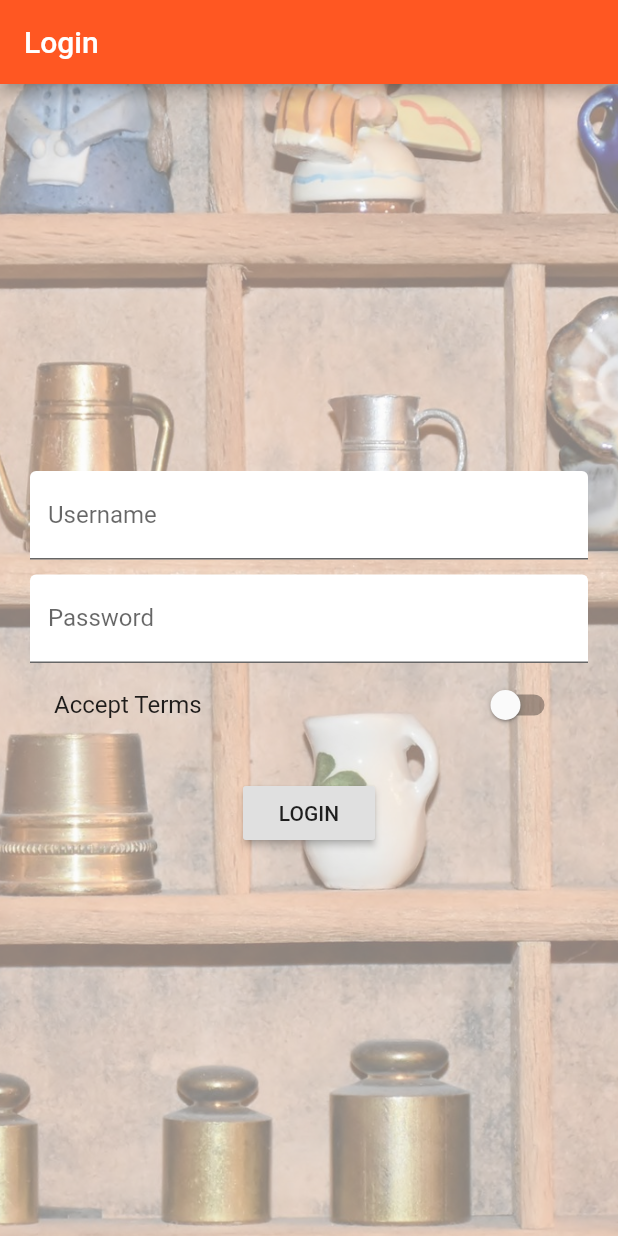
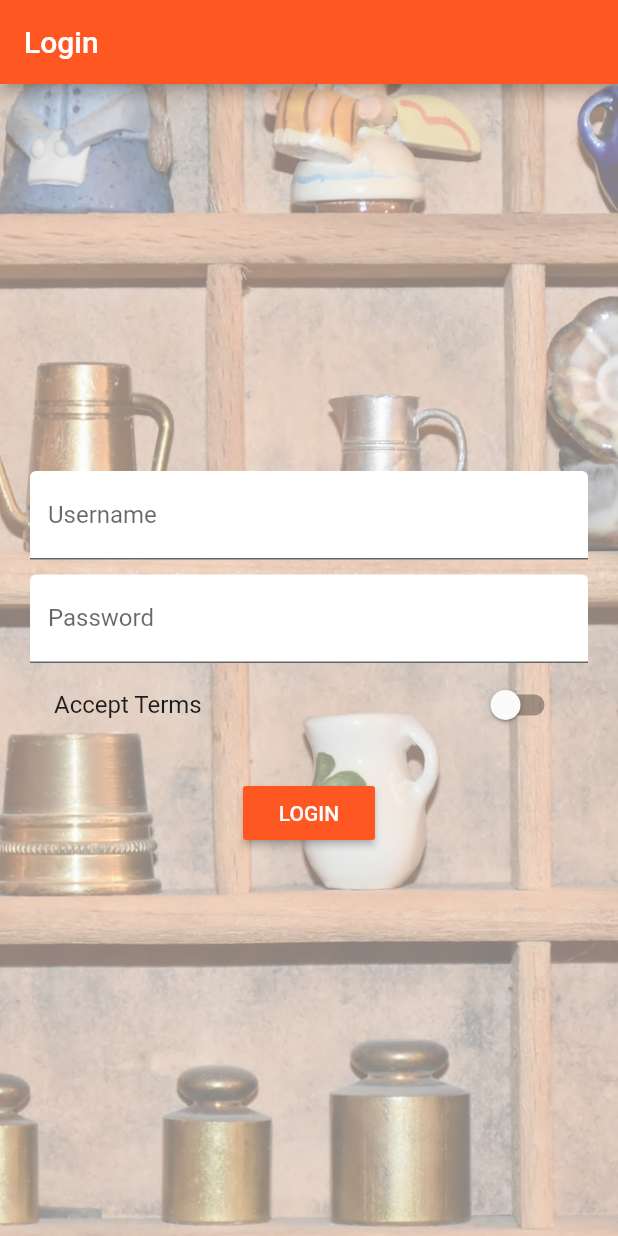
Before and after one commit to Hitvardhan-Singh-Solanki/flutter, a Flutter app: the screen it shows after launch, on a phone screen of 412 x 824 dp. Run offline on Flutter 3.47's test engine with Material 2 defaults, Android fonts, the phone set to English and light mode, and no system bars.

Commit message:
code refactoring and optimizations

```diff
--- a/lib/pages/auth.dart
+++ b/lib/pages/auth.dart
@@ -12,6 +12,58 @@ class _AuthPageState extends State<AuthPage> {
   String password;
   bool _acceptTerms = false;
 
+  DecorationImage _buildBackgroundImage() {
+    return DecorationImage(
+      fit: BoxFit.cover,
+      colorFilter:
+          ColorFilter.mode(Colors.black.withOpacity(0.5), BlendMode.dstATop),
+      image: AssetImage('assets/background.jpg'),
+    );
+  }
+
+  Widget _buildUsernameTextField() {
+    return TextField(
+      decoration: InputDecoration(
+          labelText: 'Username', filled: true, fillColor: Colors.white),
+      keyboardType: TextInputType.emailAddress,
+      onChanged: (String val) {
+        setState(() {
+          username = val;
+        });
+      },
+    );
+  }
+
+  Widget _buildPasswordTextField() {
+    return TextField(
+      decoration: InputDecoration(
+          labelText: 'Password', filled: true, fillColor: Colors.white),
+      obscureText: true,
+      onChanged: (String val) {
+        setState(() {
+          password = val;
+        });
+      },
+    );
+  }
+
+  Widget _buildAcceptSwitch() {
+    return SwitchListTile(
+      onChanged: (bool value) {
+        setState(() {
+          _acceptTerms = value;
+        });
+      },
+      value: _acceptTerms,
+      title: Text('Accept Terms'),
+    );
+  }
+
+  void _submitForm() {
+    // if (username == 'admin' && username == 'admin')
+    Navigator.pushReplacementNamed(context, '/products');
+  }
+
   @override
   Widget build(BuildContext context) {
     return Scaffold(
@@ -20,63 +72,27 @@ class _AuthPageState extends State<AuthPage> {
       ),
       body: Container(
         decoration: BoxDecoration(
-          image: DecorationImage(
-            fit: BoxFit.cover,
-            colorFilter: ColorFilter.mode(
-                Colors.black.withOpacity(0.5), BlendMode.dstATop),
-            image: AssetImage('assets/background.jpg'),
-          ),
+          image: _buildBackgroundImage(),
         ),
         padding: EdgeInsets.all(20.0),
         child: Center(
           child: SingleChildScrollView(
             child: Column(
               children: <Widget>[
-                TextField(
-                  decoration: InputDecoration(
-                      labelText: 'Username',
-                      filled: true,
-                      fillColor: Colors.white),
-                  keyboardType: TextInputType.emailAddress,
-                  onChanged: (String val) {
-                    setState(() {
-                      username = val;
-                    });
-                  },
-                ),
+                _buildUsernameTextField(),
                 SizedBox(
                   height: 10.0,
                 ),
-                TextField(
-                  decoration: InputDecoration(
-                      labelText: 'Password',
-                      filled: true,
-                      fillColor: Colors.white),
-                  obscureText: true,
-                  onChanged: (String val) {
-                    setState(() {
-                      password = val;
-                    });
-                  },
-                ),
-                SwitchListTile(
-                  onChanged: (bool value) {
-                    setState(() {
-                      _acceptTerms = value;
-                    });
-                  },
-                  value: _acceptTerms,
-                  title: Text('Accept Terms'),
-                ),
+                _buildPasswordTextField(),
+                _buildAcceptSwitch(),
                 SizedBox(
                   height: 20.0,
                 ),
                 RaisedButton(
                   child: Text('LOGIN'),
-                  onPressed: () {
-                    // if (username == 'admin' && username == 'admin')
-                    Navigator.pushReplacementNamed(context, '/products');
-                  },
+                  color: Theme.of(context).primaryColor,
+                  textColor: Colors.white,
+                  onPressed: _submitForm,
                 ),
               ],
             ),
```
Also changed, not shown: lib/pages/product.dart (+24 -20 lines), lib/pages/product_create.dart (+35 -21 lines), lib/pages/products.dart (+13 -6 lines), lib/pages/products_admin.dart (+13 -11 lines), lib/widgets/products/product_card.dart (+18 -10 lines).
